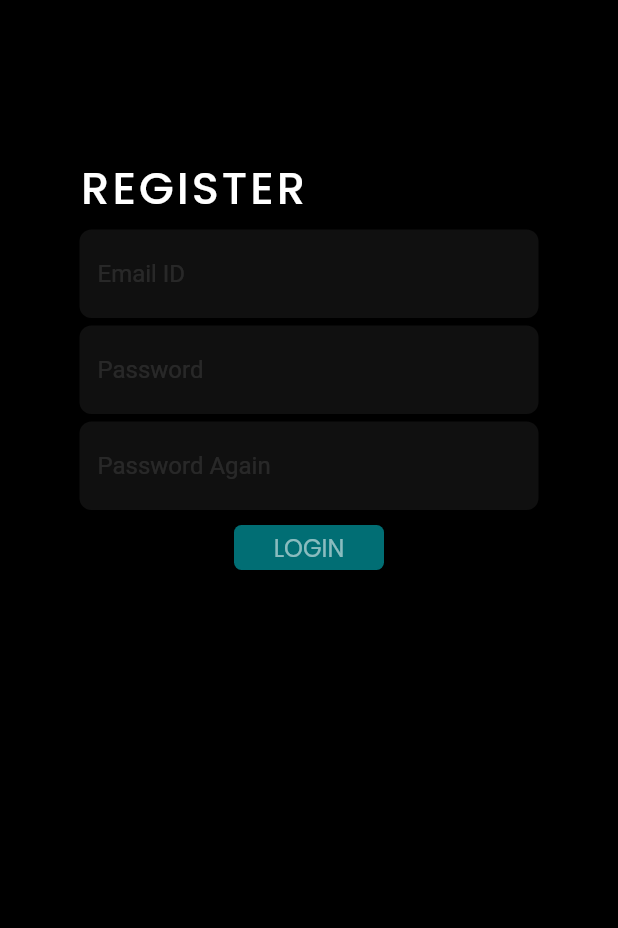
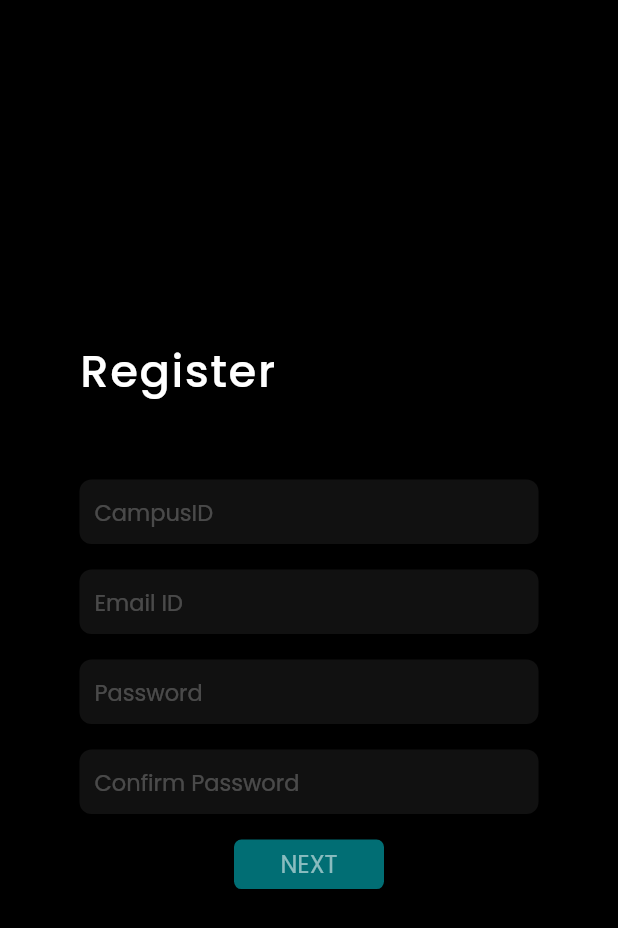
Before and after one commit to mentorappyiascm/yenedify, a Flutter app: the Signup screen opened directly, on a phone screen of 412 x 824 dp. Shown: the top 928 px of the screen. Run offline on Flutter 3.47's test engine with Material 2 defaults, Android fonts, the phone set to English and light mode, and no system bars; our stand-ins replace firebase_auth, flutter_spinkit, fluttertoast, form_validator, google_fonts; missing offline and left inert: firebase; accounts and stored records are empty.

Commit message:
Renderflex fixed + sign up screens built + demo homepage

```diff
--- a/lib/Screens/signup.dart
+++ b/lib/Screens/signup.dart
@@ -1,7 +1,10 @@
-import 'dart:html';
+import 'package:flutter/painting.dart';
+import 'package:yenedify/Screens/Home.dart';
 import 'package:yenedify/Utilities/kConstants.dart';
 import 'package:flutter/material.dart';
 import 'package:firebase_auth/firebase_auth.dart';
+import 'signup2.dart';
+import 'package:google_fonts/google_fonts.dart';
 
 class Signup extends StatefulWidget {
   @override
@@ -9,142 +12,154 @@ class Signup extends StatefulWidget {
 }
 
 class _SignupState extends State<Signup> {
-  final _auth = FirebaseAuth.instance;
-  final GlobalKey<FormState> _formkey = GlobalKey<FormState>();
-  //final TextEditingController _idController = TextEditingController();
-  final TextEditingController _emailController = TextEditingController();
-  final TextEditingController _passwordController = TextEditingController();
-  //final TextEditingController _regIDController = TextEditingController();
-  final TextEditingController _pass2Controller = TextEditingController();
-  //final TextEditingController _nameController = TextEditingController();
+  // final _auth = FirebaseAuth.instance;
+  // final GlobalKey<FormState> _formkey = GlobalKey<FormState>();
+  // //final TextEditingController _idController = TextEditingController();
+  // final TextEditingController _emailController = TextEditingController();
+  // final TextEditingController _passwordController = TextEditingController();
+  // //final TextEditingController _regIDController = TextEditingController();
+  // final TextEditingController _pass2Controller = TextEditingController();
+  // //final TextEditingController _nameController = TextEditingController();
 
   @override
   Widget build(BuildContext context) {
+    bool keyboardIsOpen = MediaQuery.of(context).viewInsets.bottom != 0;
     return SafeArea(
       child: Scaffold(
+        resizeToAvoidBottomInset:true,
         backgroundColor: Colors.black,
         body: Column(
           children: [
             Expanded(
-              child: Container(),
+              flex: 3,
+              child: Container(
+                // color: Colors.red,
+              ),
             ),
             Expanded(
-                flex: 7,
+                flex: 8,
+                child: SingleChildScrollView(
+                  physics: NeverScrollableScrollPhysics(),
+                  child: Container(
+                    // color: Colors.blue,
                     child: Form(
-                  key: _formkey,
+                      // key: _formkey,
                       child: Padding(
-                    padding: EdgeInsets.fromLTRB(53, 0, 53, 53),
+                        padding: EdgeInsets.fromLTRB(53, 0, 53, 0),
                         child: Column(
                           children: <Widget>[
                             Align(
                               alignment: Alignment.topLeft,
+                              child: Padding(
+                                padding: EdgeInsets.fromLTRB(0, 0, 0, 50),
                                 child: Text(
-                            "REGISTER",
+                                  "Register",
                                   textAlign: TextAlign.start,
                                   style: TextStyle(
                                       color: Colors.white,
                                       fontFamily: 'Poppins',
                                       fontWeight: FontWeight.w500,
                                       fontSize: 30,
-                                letterSpacing: 2),
-                          ),
-                        ),
-                        SizedBox(
-                          height: 5,
-                        ),
-                        TextFormField(
-                          //keyboardType: TextInputType.number,
-                          controller: _emailController,
-                          cursorColor: Colors.blueGrey,
-                          decoration: InputDecoration(
-                              filled: true,
-                              fillColor: Color(0xFF101010),
-                              focusColor: Colors.white70,
-                              border: OutlineInputBorder(
-                                borderRadius: BorderRadius.circular(8),
-                                borderSide: BorderSide.none,
-                              ),
-                              hintText: "Email ID",
-                              hintStyle: TextStyle(
-                                color: Colors.white10,
-                              )),
-                        ),
-                        SizedBox(
-                          height: 5,
-                        ),
-                        TextFormField(
-                          controller: _passwordController,
-                          cursorColor: Colors.blueGrey,
-                          decoration: InputDecoration(
-                            filled: true,
-                            fillColor: Color(0xFF101010),
-                            focusColor: Colors.white70,
-                            border: OutlineInputBorder(
-                              borderRadius: BorderRadius.circular(8),
-                              borderSide: BorderSide.none,
-                            ),
-                            hintText: "Password",
-                            hintStyle: TextStyle(
-                              color: Colors.white10,
+                                      letterSpacing: 1),
                                 ),
                               ),
                             ),
-                        SizedBox(
-                          height: 5,
-                        ),
-                        TextFormField(
-                          controller: _pass2Controller,
-                          cursorColor: Colors.blueGrey,
-                          decoration: InputDecoration(
-                            filled: true,
-                            fillColor: Color(0xFF101010),
-                            focusColor: Colors.white70,
-                            border: OutlineInputBorder(
-                              borderRadius: BorderRadius.circular(8),
-                              borderSide: BorderSide.none,
-                            ),
-                            hintText: "Password Again",
-                            hintStyle: TextStyle(
-                              color: Colors.white10,
-                            ),
-                          ),
-                        ),
-                        SizedBox(
-                          height: 10,
-                        ),
-                        kButton(
-                            label: "REGISTER",
-                            onpress: () async {
-                              AlertDialog(
-                                content: SingleChildScrollView(
-                                  child: ListBody(
+                            Container(
+                              // color: Colors.amberAccent,
+                              child: Column(
+                                mainAxisAlignment: MainAxisAlignment.start,
                                 children: [
-                                      Opacity(opacity: 20),
-                                      Text(
-                                        "Confirm Data",
-                                        style: TextStyle(
-                                            color: Colors.white12,
-                                            fontFamily: 'Poppins',
-                                            fontWeight: FontWeight.w500,
-                                            fontSize: 20,
-                                            letterSpacing: 2),
-                                      ),
-                                      kButton(
-                                        label: 'Confirm',
-                                        onpress: () {},
+                                  _buildCampusID(),
+                                  SizedBox( height:  17),
+                                  _buildEmailID(),
+                                  SizedBox( height:  17),
+                                  _buildPassword(),
+                                  SizedBox( height:  17),
+                                  _buildConfirmPassword(),
+                                  SizedBox( height:  17),
+
+                                  Align(
+                                    alignment: Alignment.topCenter,
+                                    child: kButton(
+                                        label: "NEXT",
+                                        onpress: () => Navigator.push(
+                                          context,
+                                          MaterialPageRoute(
+                                              builder: (context) {
+                                                return Signup2();
+                                              }),
+                                        )),
                                   )
                                 ],
                               ),
                             ),
-                              );
-                            })
                           ],
                         ),
                       ),
-                ))
+                    ),
+                  ),
+                )),
+            // Expanded(
+            //   child: Container(
+            //     color: Colors.green,
+            //   ),
+            // )
           ],
         ),
       ),
     );
   }
 }
+
+InputDecoration _buildInputDecoration(hintt) {
+  return InputDecoration(
+      isDense: true,
+      contentPadding: EdgeInsets.all(10),
+      filled: true,
+      fillColor: Color(0x11FFFFFF),
+      focusColor: Colors.white70,
+      border: OutlineInputBorder(
+        borderRadius: BorderRadius.circular(8),
+        borderSide: BorderSide.none,
+      ),
+      hintText: hintt,
+      hintStyle: TextStyle(
+        fontSize: 15,
+        color: Colors.white24,
+      ));
+}
+
+Widget _buildCampusID() {
+  return TextFormField(
+      style: GoogleFonts.poppins(color: Colors.white),
+      //keyboardType: TextInputType.number,
+      // controller: _emailController,
+      cursorColor: Colors.blueGrey,
+      decoration: _buildInputDecoration("CampusID"));
+}
+
+
+Widget _buildEmailID() {
+  return TextFormField(
+      style: GoogleFonts.poppins(color: Colors.white),
+      //keyboardType: TextInputType.number,
+      // controller: _emailController,
+      cursorColor: Colors.blueGrey,
+      decoration: _buildInputDecoration("Email ID"));
+}
+
+Widget _buildPassword() {
+  return TextFormField(
+      style: GoogleFonts.poppins(color: Colors.white),
+      // controller: _passwordController,
+      cursorColor: Colors.blueGrey,
+      decoration: _buildInputDecoration("Password"));
+}
+
+Widget _buildConfirmPassword() {
+  return TextFormField(
+      style: GoogleFonts.poppins(color: Colors.white),
+      // controller: _pass2Controller,
+      cursorColor: Colors.blueGrey,
+      decoration: _buildInputDecoration("Confirm Password"));
+}
--- a/lib/Utilities/kConstants.dart
+++ b/lib/Utilities/kConstants.dart
@@ -13,14 +13,14 @@ class kButton extends StatelessWidget {
     return GestureDetector(
         child: Container(
           alignment: Alignment.center,
-          height: 30,
+          height: 33,
           width: 100,
           decoration: BoxDecoration(
             color: Color(0xBA01979F),
             borderRadius: BorderRadius.circular(5),
           ),
           child: Text(
-            'LOGIN',
+            label,
             style: GoogleFonts.poppins(color: Colors.white54, fontSize: 16),
           ),
         ),
```
Also changed, not shown: lib/Screens/Home.dart (+62 -1 lines), lib/Screens/login.dart (+48 -17 lines), lib/Screens/signup2.dart (added, +213 -0 lines), lib/Screens/splash_screen.dart (+2 -5 lines). Lines whose indentation alone changed are shown as unchanged.
